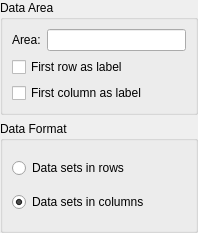
This is kspread/chart/ChartDatabaseSelector.ui in KDE/koffice as Qt 5 draws it before an edit. The edited form follows.
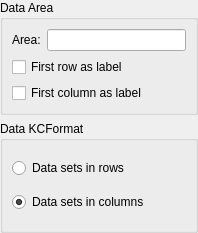
This is the edited form. Custom widgets are drawn as their Qt base class.

Commit message: Rename Format to KCFormat

Diff of the .ui file:
```diff
--- a/kspread/chart/ChartDatabaseSelector.ui
+++ b/kspread/chart/ChartDatabaseSelector.ui
@@ -55,7 +55,7 @@
    <item>
     <widget class="QGroupBox" name="m_formatBox" >
      <property name="title" >
-      <string>Data Format</string>
+      <string>Data KCFormat</string>
      </property>
      <layout class="QVBoxLayout" >
       <item>
```
The commit also changes 49 other files.
